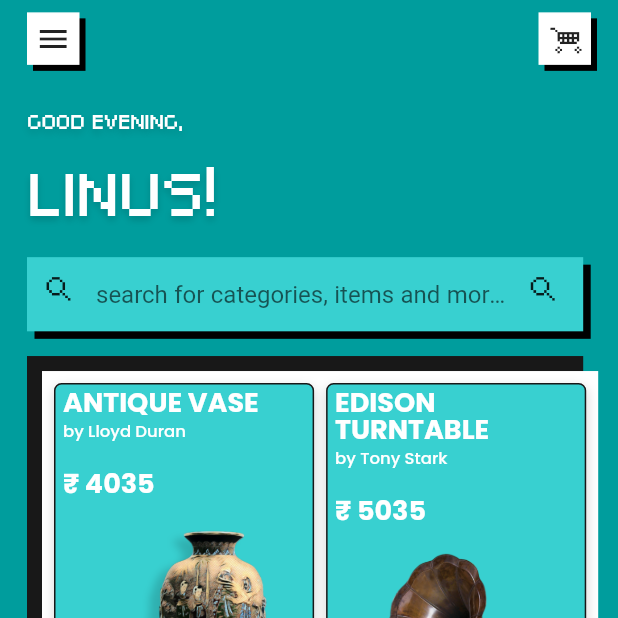
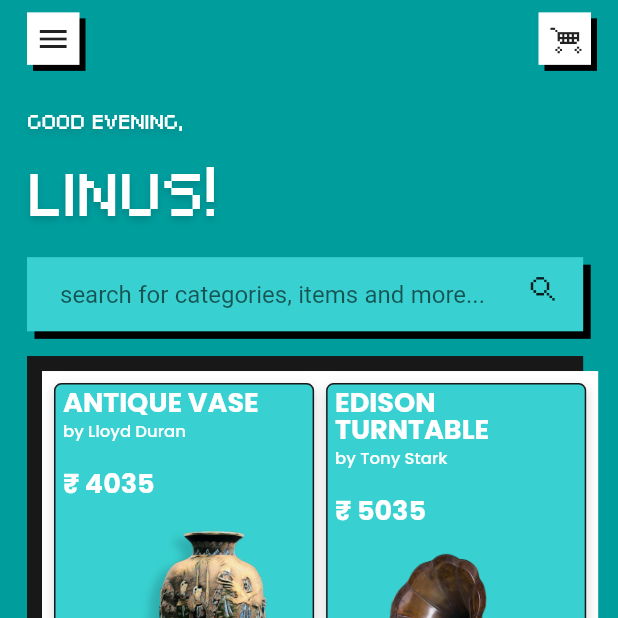
Before and after one commit to himanshusharma89/relic_bazaar, a Flutter app: the screen it shows after launch, on a phone screen of 412 x 824 dp, the top half of it. Run offline on Flutter 3.47's test engine with Material 2 defaults, Android fonts, the phone set to English and light mode, and no system bars; our stand-ins replace firebase_core, flutter_svg, fluttertoast, google_fonts; missing offline and left inert: razorpay_flutter; accounts and stored records are empty.

Commit message:
removed leading search icon on home screen Search Bar

```diff
--- a/lib/views/home.dart
+++ b/lib/views/home.dart
@@ -176,7 +176,7 @@ class Home extends StatelessWidget {
             child: Row(
               mainAxisAlignment: MainAxisAlignment.spaceBetween,
               children: <Widget>[
-                const Icon(RelicIcons.search),
+                // const Icon(RelicIcons.search),
                 Expanded(
                     child: TextFormField(
                   style: const TextStyle(
```
